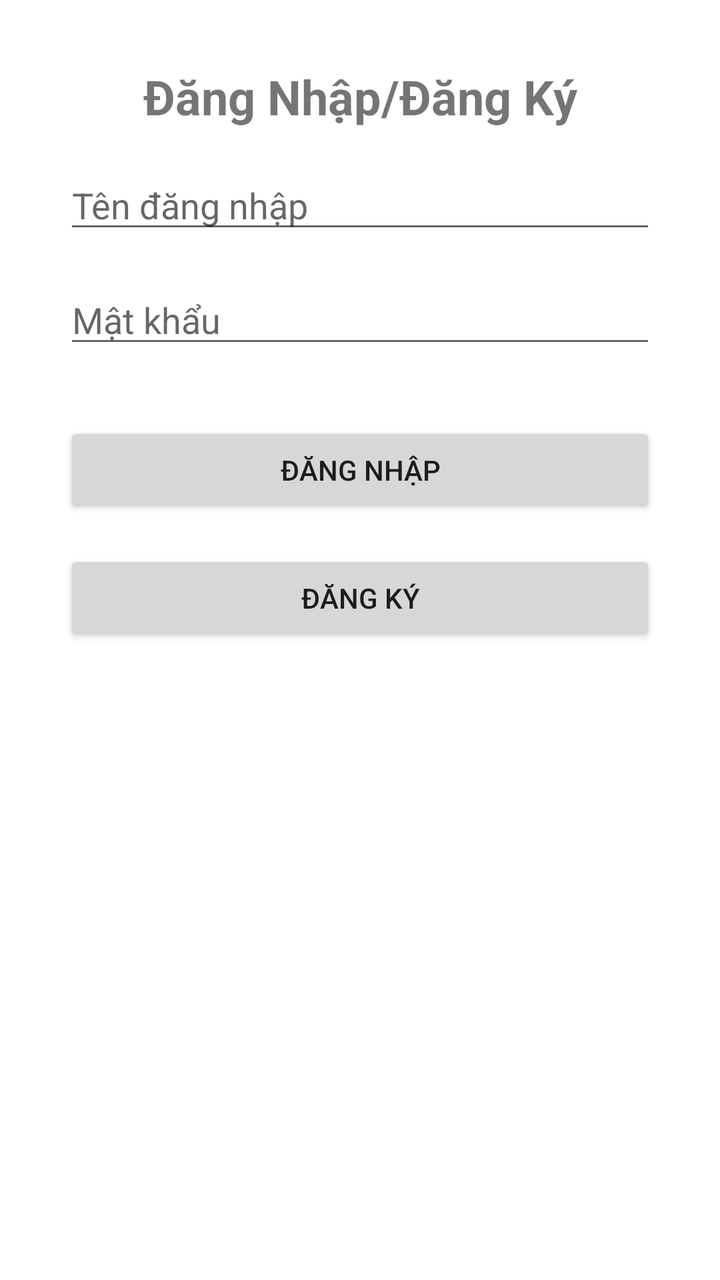
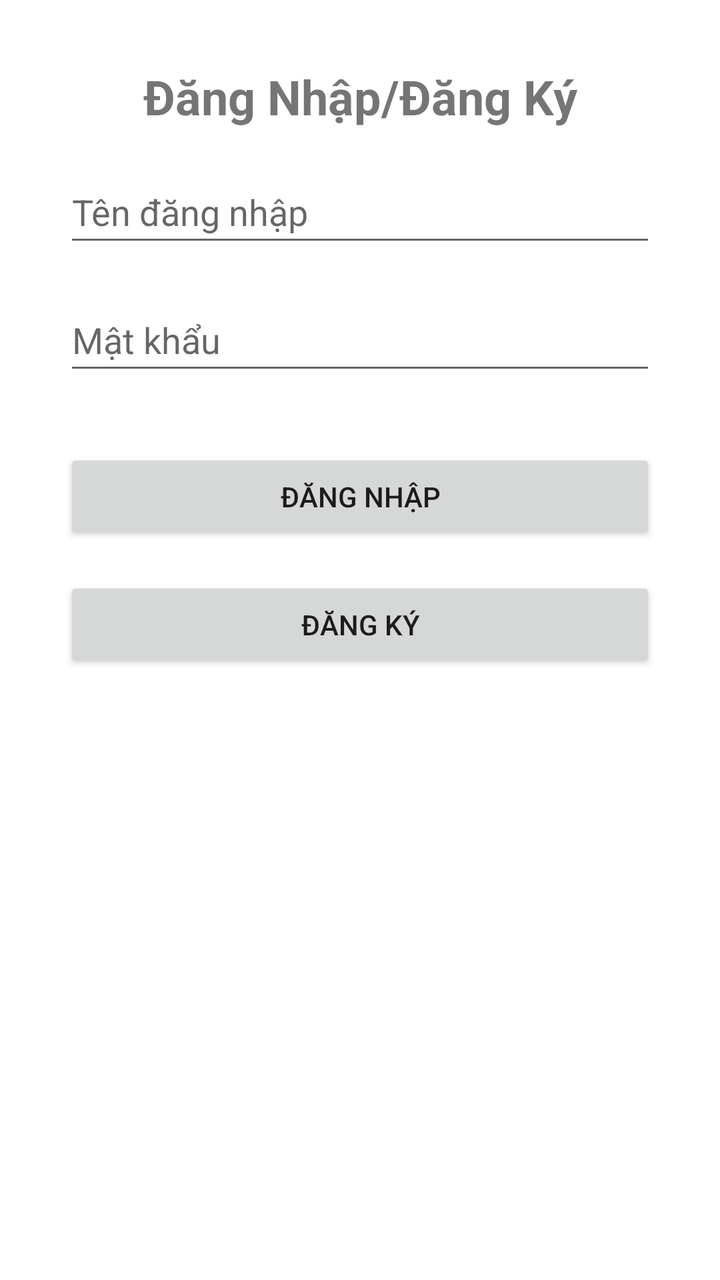

An Android layout rendered at two revisions. The XML below is the earlier revision; the diff shows what the commit changed to produce the second picture.
<!-- AndroidManifest.xml: application theme Theme.TodoList -->
<!-- res/layout/fragment_home.xml -->
<?xml version="1.0" encoding="utf-8"?>
<androidx.constraintlayout.widget.ConstraintLayout xmlns:android="http://schemas.android.com/apk/res/android"
    xmlns:app="http://schemas.android.com/apk/res-auto"
    xmlns:tools="http://schemas.android.com/tools"
    android:layout_width="match_parent"
    android:layout_height="match_parent"
    tools:context=".ui.home.HomeFragment">

    
    <TextView
        android:id="@+id/textHome"
        android:layout_width="wrap_content"
        android:layout_height="wrap_content"
        android:text="Đăng Nhập/Đăng Ký"
        android:textSize="24sp"
        android:textStyle="bold"
        app:layout_constraintTop_toTopOf="parent"
        app:layout_constraintStart_toStartOf="parent"
        app:layout_constraintEnd_toEndOf="parent"
        android:layout_marginTop="32dp"
        android:textAlignment="center" />

    
    <EditText
        android:id="@+id/edit_username"
        android:layout_width="0dp"
        android:layout_height="wrap_content"
        android:hint="Tên đăng nhập"
        android:inputType="text"
        android:layout_marginStart="32dp"
        android:layout_marginEnd="32dp"
        android:layout_marginTop="16dp"
        app:layout_constraintTop_toBottomOf="@id/textHome"
        app:layout_constraintStart_toStartOf="parent"
        app:layout_constraintEnd_toEndOf="parent" />

    
    <EditText
        android:id="@+id/edit_password"
        android:layout_width="0dp"
        android:layout_height="wrap_content"
        android:hint="Mật khẩu"
        android:inputType="textPassword"
        android:layout_marginStart="32dp"
        android:layout_marginEnd="32dp"
        android:layout_marginTop="16dp"
        app:layout_constraintTop_toBottomOf="@id/edit_username"
        app:layout_constraintStart_toStartOf="parent"
        app:layout_constraintEnd_toEndOf="parent" />

    
    <Button
        android:id="@+id/btn_login"
        android:layout_width="0dp"
        android:layout_height="wrap_content"
        android:text="Đăng Nhập"
        android:layout_marginStart="32dp"
        android:layout_marginEnd="32dp"
        android:layout_marginTop="32dp"
        app:layout_constraintTop_toBottomOf="@id/edit_password"
        app:layout_constraintStart_toStartOf="parent"
        app:layout_constraintEnd_toEndOf="parent" />

    
    <Button
        android:id="@+id/btn_register"
        android:layout_width="0dp"
        android:layout_height="wrap_content"
        android:text="Đăng Ký"
        android:layout_marginStart="32dp"
        android:layout_marginEnd="32dp"
        android:layout_marginTop="16dp"
        app:layout_constraintTop_toBottomOf="@id/btn_login"
        app:layout_constraintStart_toStartOf="parent"
        app:layout_constraintEnd_toEndOf="parent" />

</androidx.constraintlayout.widget.ConstraintLayout>
<!-- resources referenced by this layout -->
<resources>
  <style name="Theme.TodoList" parent="Theme.MaterialComponents.DayNight.DarkActionBar">
          
          <item name="colorPrimary">@color/purple_500</item>
          <item name="colorPrimaryVariant">@color/purple_700</item>
          <item name="colorOnPrimary">@color/white</item>
          
          <item name="colorSecondary">@color/teal_200</item>
          <item name="colorSecondaryVariant">@color/teal_700</item>
          <item name="colorOnSecondary">@color/black</item>
          
          <item name="android:statusBarColor">?attr/colorPrimaryVariant</item>
          
      </style>
  <color name="purple_500">#FF6200EE</color>
  <color name="purple_700">#FF3700B3</color>
  <color name="white">#FFFFFFFF</color>
  <color name="teal_200">#FF03DAC5</color>
  <color name="teal_700">#FF018786</color>
  <color name="black">#FF000000</color>
</resources>

<!-- the commit's change to res/layout/fragment_home.xml (unified diff, before → after) -->
@@ -25,6 +25,7 @@
         android:id="@+id/edit_username"
         android:layout_width="0dp"
         android:layout_height="wrap_content"
+        android:minHeight="48dp"
         android:hint="Tên đăng nhập"
         android:inputType="text"
         android:layout_marginStart="32dp"
@@ -34,11 +35,13 @@
         app:layout_constraintStart_toStartOf="parent"
         app:layout_constraintEnd_toEndOf="parent" />
 
+
     
     <EditText
         android:id="@+id/edit_password"
         android:layout_width="0dp"
         android:layout_height="wrap_content"
+        android:minHeight="48dp"
         android:hint="Mật khẩu"
         android:inputType="textPassword"
         android:layout_marginStart="32dp"
